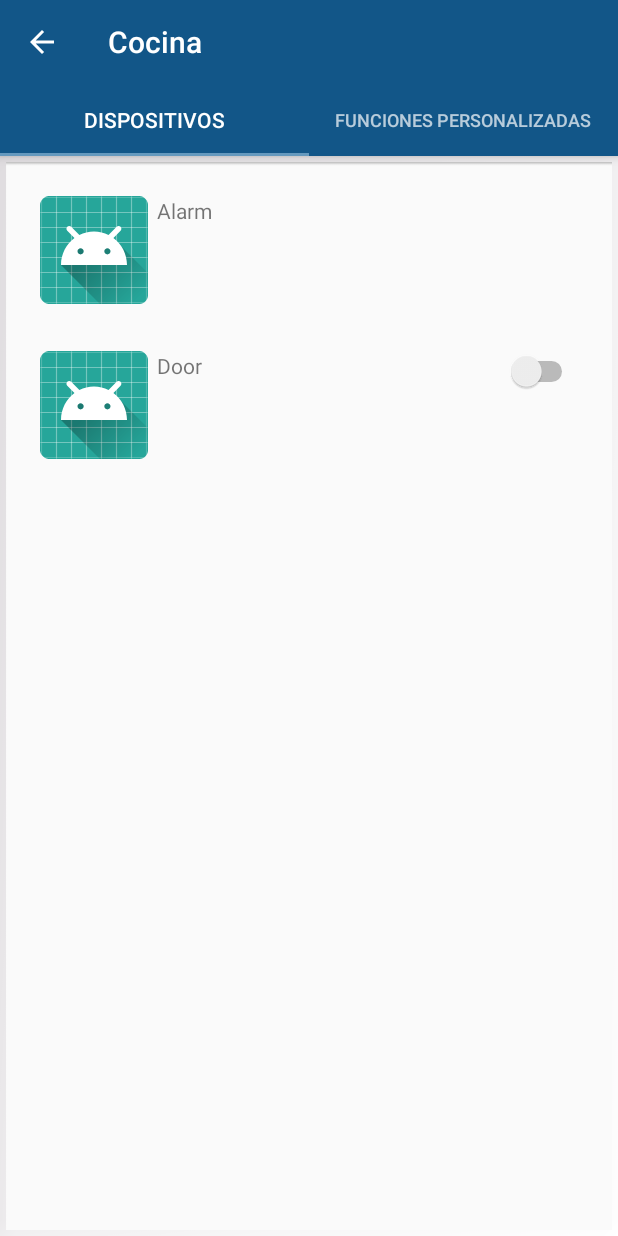
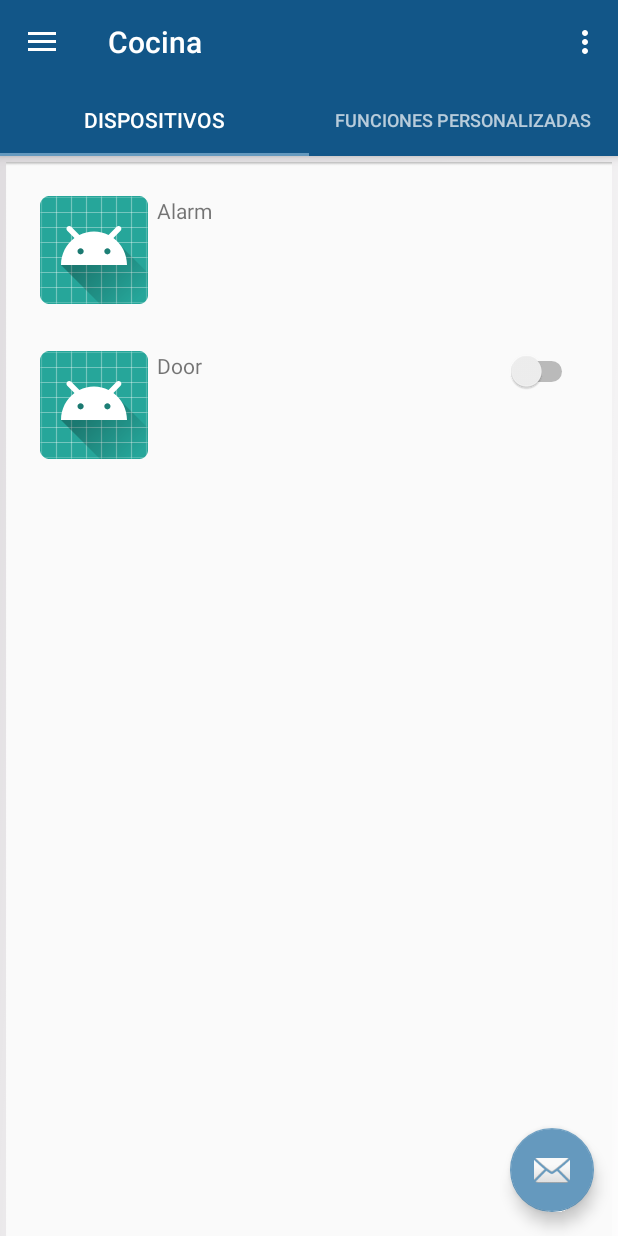
Before and after one commit to fdelgado96/defenatelyNotHci, an Android app: the screen it shows after launch (RoomActivity before the commit, MainActivity after it), after a tap on "Import", on a phone screen of 412 x 824 dp. Run offline under Robolectric (Android 15) with nearby library versions, the phone set to English and light mode, and no system bars; 1 other tap on this screen came first.

Commit message:
Rooms as fragments

```diff
--- a/tpe2/app/src/main/java/com/falopa/smarthome/views/MainActivity.java
+++ b/tpe2/app/src/main/java/com/falopa/smarthome/views/MainActivity.java
@@ -4,6 +4,8 @@ import android.content.Intent;
 import android.os.Bundle;
 import android.support.design.widget.FloatingActionButton;
 import android.support.design.widget.Snackbar;
+import android.support.design.widget.TabLayout;
+import android.support.v4.view.ViewPager;
 import android.view.View;
 import android.support.design.widget.NavigationView;
 import android.support.v4.view.GravityCompat;
@@ -20,6 +22,11 @@ public class MainActivity extends AppCompatActivity
         implements NavigationView.OnNavigationItemSelectedListener {
 
     public final static String EXTRA_ROOM_NAME = com.falopa.smarthome.views.MainActivity.EXTRA_ROOM_NAME;
+
+    private MyAdapter mAdapter;
+    private ViewPager  mPager;
+    private Toolbar toolbar;
+    private TabLayout tabLayout;
 
     @Override
     protected void onCreate(Bundle savedInstanceState) {
@@ -86,9 +93,18 @@ public class MainActivity extends AppCompatActivity
         int id = item.getItemId();
 
         if (id == R.id.nav_camera) {
-            Intent intent = new Intent(this,RoomActivity.class);
-            intent.putExtra(EXTRA_ROOM_NAME,"Cocina");
-            startActivity(intent);
+
+//            toolbar = (Toolbar) findViewById(R.id.toolbar);
+//            setSupportActionBar(toolbar);
+//            getSupportActionBar().setDisplayHomeAsUpEnabled(true);
+
+            mPager = (ViewPager) findViewById(R.id.pager);
+            setupViewPager(mPager);
+            setTitle("Cocina");
+            tabLayout = (TabLayout) findViewById(R.id.tabs);
+            tabLayout.setupWithViewPager(mPager);
+
+
         } else if (id == R.id.nav_gallery) {
             Intent intent = new Intent(this, NewRoom.class);
             startActivity(intent);
@@ -106,4 +122,12 @@ public class MainActivity extends AppCompatActivity
         drawer.closeDrawer(GravityCompat.START);
         return true;
     }
+
+
+    private void setupViewPager(ViewPager viewPager) {
+        mAdapter = new MyAdapter(getSupportFragmentManager());
+        mAdapter.addFragment(new RoomDevicesViewFragment(), "Dispositivos");
+        mAdapter.addFragment(new RoomDevicesViewFragment(), "Funciones Personalizadas");
+        viewPager.setAdapter(mAdapter);
+    }
 }
--- a/tpe2/app/src/main/java/com/falopa/smarthome/views/RoomActivity.java
+++ /dev/null
@@ -1,53 +0,0 @@
-package com.falopa.smarthome.views;
-
-import android.app.ActionBar;
-import android.app.FragmentTransaction;
-import android.content.Intent;
-import android.os.Bundle;
-import android.support.design.widget.TabLayout;
-import android.support.v4.app.ListFragment;
-import android.widget.ArrayAdapter;
-import android.support.design.widget.FloatingActionButton;
-import android.support.design.widget.Snackbar;
-import android.support.v4.app.FragmentActivity;
-import android.support.v4.view.ViewPager;
-import android.support.v7.app.AppCompatActivity;
-import android.support.v7.widget.Toolbar;
-import android.view.View;
-
-import com.falopa.smarthome.R;
-
-public class RoomActivity extends AppCompatActivity {
-    private MyAdapter mAdapter;
-    private ViewPager  mPager;
-    private Toolbar toolbar;
-    private TabLayout tabLayout;
-
-    @Override
-    protected void onCreate(Bundle savedInstanceState) {
-        super.onCreate(savedInstanceState);
-        setContentView(R.layout.activity_rooms);
-
-        Intent intent = getIntent();
-        setTitle(intent.getStringExtra(MainActivity.EXTRA_ROOM_NAME));
-
-        toolbar = (Toolbar) findViewById(R.id.toolbar);
-        setSupportActionBar(toolbar);
-        getSupportActionBar().setDisplayHomeAsUpEnabled(true);
-
-        mPager = (ViewPager) findViewById(R.id.pager);
-        setupViewPager(mPager);
-
-        tabLayout = (TabLayout) findViewById(R.id.tabs);
-        tabLayout.setupWithViewPager(mPager);
-
-    }
-
-    private void setupViewPager(ViewPager viewPager) {
-        mAdapter = new MyAdapter(getSupportFragmentManager());
-        mAdapter.addFragment(new RoomDevicesViewFragment(), "Dispositivos");
-        mAdapter.addFragment(new RoomDevicesViewFragment(), "Funciones Personalizadas");
-        viewPager.setAdapter(mAdapter);
-    }
-
-}
--- a/tpe2/app/src/main/res/layout/activity_rooms.xml
+++ /dev/null
@@ -1,36 +0,0 @@
-<LinearLayout xmlns:android="http://schemas.android.com/apk/res/android"
-    xmlns:app="http://schemas.android.com/apk/res-auto"
-    android:orientation="vertical"
-    android:gravity="center_horizontal"
-    android:layout_width="match_parent"
-    android:layout_height="match_parent">
-
-    <android.support.design.widget.AppBarLayout
-        android:layout_width="match_parent"
-        android:layout_height="wrap_content"
-        android:theme="@style/ThemeOverlay.AppCompat.Dark.ActionBar">
-
-        <android.support.v7.widget.Toolbar
-            android:id="@+id/toolbar"
-            android:layout_width="match_parent"
-            android:layout_height="?attr/actionBarSize"
-            android:background="?attr/colorPrimary"
-            app:layout_scrollFlags="scroll|enterAlways"
-            app:popupTheme="@style/ThemeOverlay.AppCompat.Light" />
-
-        <android.support.design.widget.TabLayout
-            android:id="@+id/tabs"
-            android:layout_width="match_parent"
-            android:layout_height="wrap_content"
-            app:tabMode="fixed"
-            app:tabGravity="fill"/>
-    </android.support.design.widget.AppBarLayout>
-
-    <android.support.v4.view.ViewPager
-        android:id="@+id/pager"
-        android:layout_width="match_parent"
-        android:layout_height="0px"
-        android:layout_weight="1">
-    </android.support.v4.view.ViewPager>
-
-</LinearLayout>
--- a/tpe2/app/src/main/res/layout/app_bar_main.xml
+++ b/tpe2/app/src/main/res/layout/app_bar_main.xml
@@ -9,18 +9,48 @@
     <android.support.design.widget.AppBarLayout
         android:layout_width="match_parent"
         android:layout_height="wrap_content"
-        android:theme="@style/AppTheme.AppBarOverlay">
+        android:theme="@style/ThemeOverlay.AppCompat.Dark.ActionBar">
 
         <android.support.v7.widget.Toolbar
             android:id="@+id/toolbar"
             android:layout_width="match_parent"
             android:layout_height="?attr/actionBarSize"
             android:background="?attr/colorPrimary"
-            app:popupTheme="@style/AppTheme.PopupOverlay" />
+            app:layout_scrollFlags="scroll|enterAlways"
+            app:popupTheme="@style/ThemeOverlay.AppCompat.Light" />
 
+        <android.support.design.widget.TabLayout
+            android:id="@+id/tabs"
+            android:layout_width="match_parent"
+            android:layout_height="wrap_content"
+            app:tabMode="fixed"
+            app:tabGravity="fill"/>
     </android.support.design.widget.AppBarLayout>
 
-    <include layout="@layout/content_main" />
+    <android.support.v4.widget.NestedScrollView
+        android:id="@+id/nestedScrollViewContent"
+        android:layout_width="match_parent"
+        android:layout_height="match_parent"
+        android:fillViewport="true"
+        app:layout_behavior="@string/appbar_scrolling_view_behavior">
+
+        <LinearLayout
+            android:id="@+id/container"
+            android:minHeight="600dp"
+            android:layout_width="match_parent"
+            android:layout_height="match_parent"
+            android:orientation="vertical">
+
+            <android.support.v4.view.ViewPager
+                app:layout_behavior="@string/appbar_scrolling_view_behavior"
+                android:id="@+id/pager"
+                android:layout_width="match_parent"
+                android:layout_height="0px"
+                android:layout_weight="1">
+            </android.support.v4.view.ViewPager>
+        </LinearLayout>
+
+    </android.support.v4.widget.NestedScrollView>
 
     <android.support.design.widget.FloatingActionButton
         android:id="@+id/fab"
@@ -30,4 +60,6 @@
         android:layout_margin="@dimen/fab_margin"
         app:srcCompat="@android:drawable/ic_dialog_email" />
 
+
+
 </android.support.design.widget.CoordinatorLayout>
```
Also changed, not shown: tpe2/app/src/main/java/com/falopa/smarthome/views/FunctionArrayAdapter.java (added, +53 -0 lines), tpe2/app/src/main/res/layout/content_main.xml (+1 -9 lines), tpe2/app/src/main/cog-web.png (added), tpe2/app/src/main/settings_icon-web.png (added).
